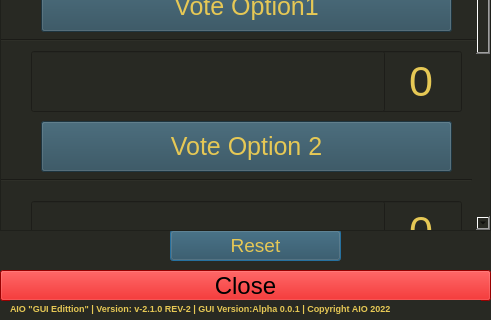
This is AIO Gui/VotingSystem.ui in AIO-Software-tech/The-All-In-One-Project as Qt 5 draws it before an edit; both pictures show x 0 to 491 and y 210 to 530 of the 491 by 530 pixel window. The edited form follows.
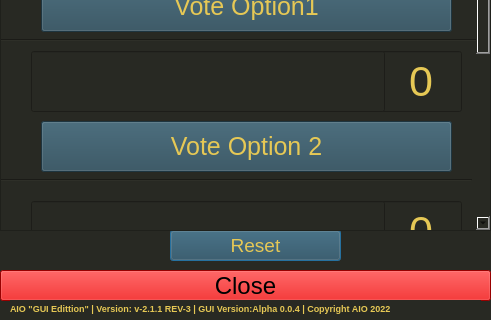
This is the edited form.

Commit message: AIO GUI v-0.0.4 Alpha Rev-2

The edit to the form file:
```diff
--- a/AIO Gui/VotingSystem.ui
+++ b/AIO Gui/VotingSystem.ui
@@ -79,7 +79,7 @@
     <string notr="true">color: rgb(230, 200, 85);</string>
    </property>
    <property name="text">
-    <string>AIO &quot;GUI Edittion&quot; | Version: v-2.1.0 REV-2 | GUI Version:Alpha 0.0.1 | Copyright AIO 2022</string>
+    <string>AIO &quot;GUI Edittion&quot; | Version: v-2.1.1 REV-3 | GUI Version:Alpha 0.0.4 | Copyright AIO 2022</string>
    </property>
    <property name="wordWrap">
     <bool>true</bool>
```
The commit also changes 39 other files.
